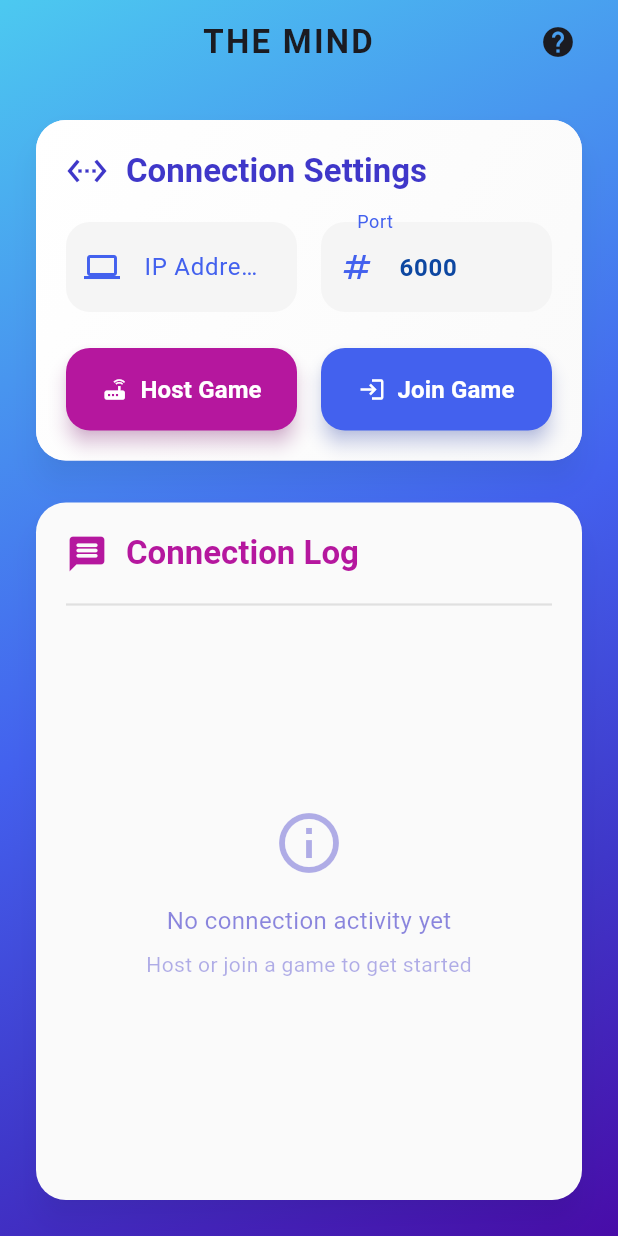
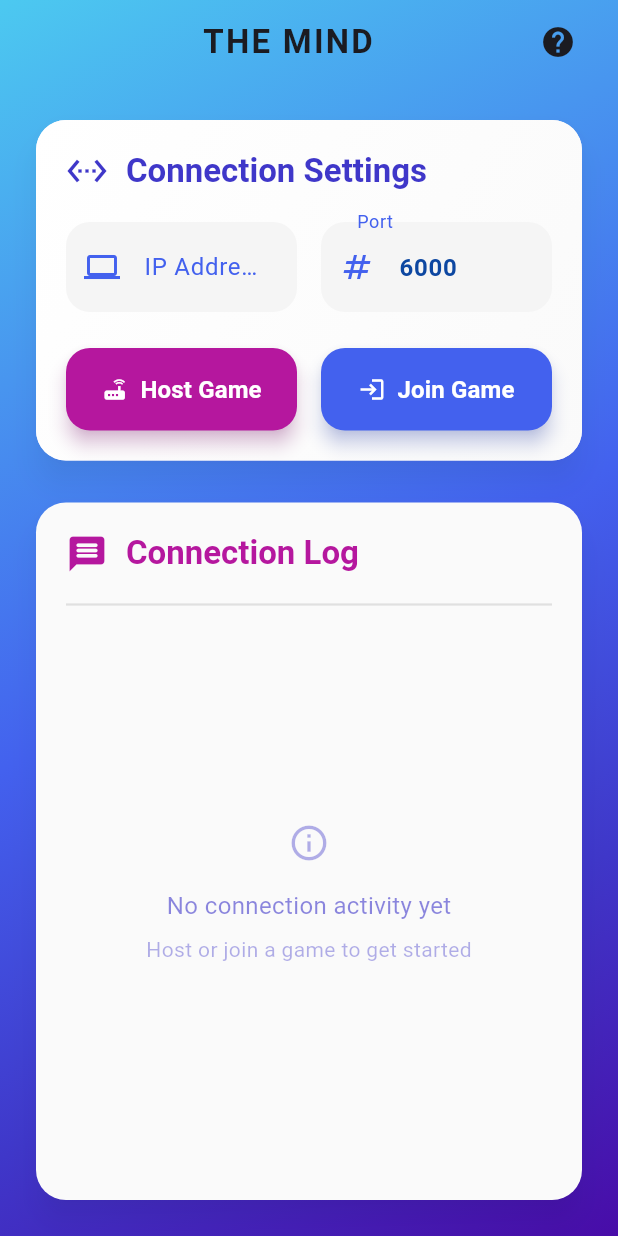
Before and after one commit to robogamer9849/flutter-the-mind, a Flutter app: the screen it shows after launch, on a phone screen of 412 x 824 dp. Run offline on Flutter 3.47's test engine with Material 3 defaults, Android fonts, the phone set to English and light mode, and no system bars; Roboto replaces fonts that are missing (Poppins); project files that could hold a hidden picture were left out.

Commit message:
fixed spacings

```diff
--- a/lib/main.dart
+++ b/lib/main.dart
@@ -451,14 +451,13 @@ class _TcpPageState extends State<TcpPage> with SingleTickerProviderStateMixin {
                               color: Colors.grey.shade300,
                             ),
                             Expanded(
-                              child: messages.isEmpty
-                                  ? Center(
+                              child: messages.isEmpty ? Center(
                                 child: Column(
                                   mainAxisAlignment: MainAxisAlignment.center,
                                   children: [
                                     Icon(
                                       Icons.info_outline,
-                                            size: 48,
+                                      size: 28,
                                       color: Theme.of(context).colorScheme.primary.withOpacity(0.4),
                                     ),
                                     const SizedBox(height: 16),
```
Lines whose indentation alone changed are shown as unchanged.
